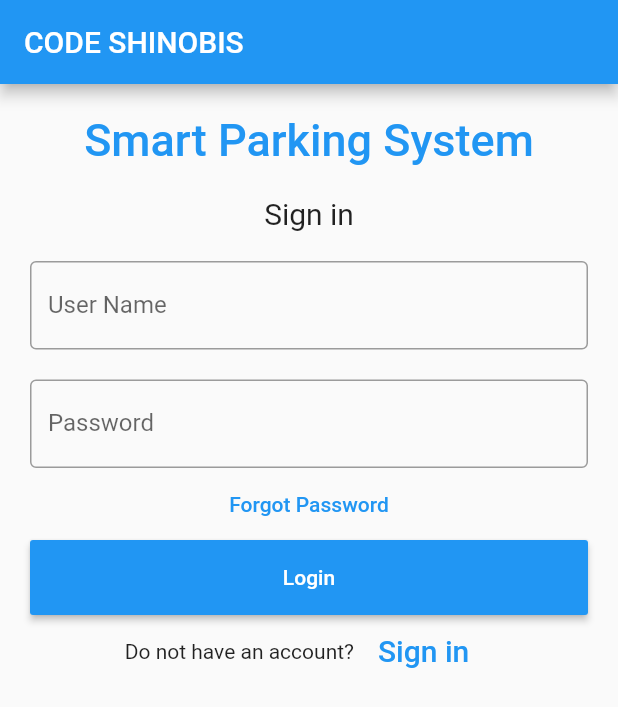
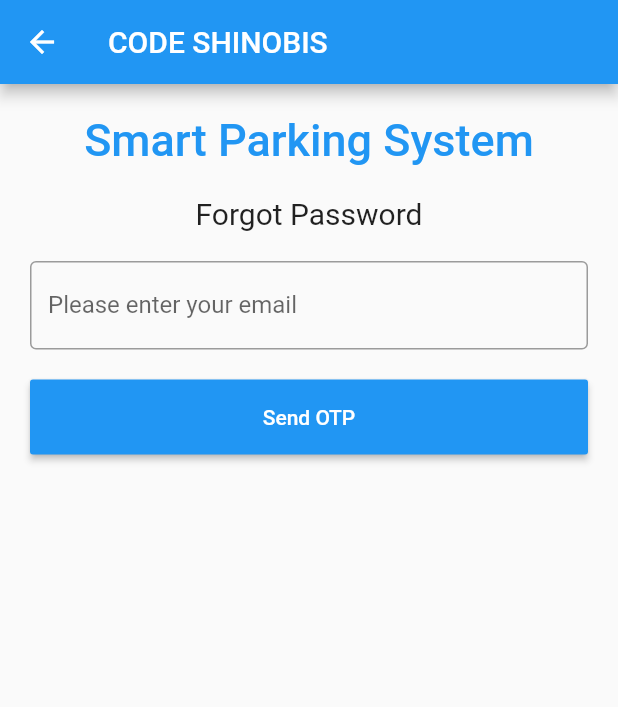
Before and after one commit to Code-Shinobis/Smart-Parking-App, a Flutter app: the screen it shows after launch, after a tap on "Forgot Password", on a phone screen of 412 x 824 dp. Shown: the top 707 px of the screen. Run offline on Flutter 3.47's test engine with Material 2 defaults, Android fonts, the phone set to English and light mode, and no system bars; our stand-ins replace fluttertoast, qr_flutter; missing offline and left inert: barcode_scan; network calls fail.

Commit message:
Added new Dart files
Added :
- Sign Up page
- Forgot Password page
- Methods to scan and generate QR code.

```diff
--- /dev/null
+++ b/login_page/lib/forgotPass.dart
@@ -0,0 +1,76 @@
+import 'package:flutter/material.dart';
+import 'package:login_page/homePage1.dart';
+import 'package:fluttertoast/fluttertoast.dart';
+
+class forgotPass extends StatefulWidget {
+  @override
+  forgotPassstate createState() => forgotPassstate();
+}
+
+class forgotPassstate extends State<forgotPass> {
+  TextEditingController emailController = TextEditingController();
+  @override
+  Widget build(BuildContext context) {
+    return Scaffold(
+        appBar: AppBar(
+          title: Text('CODE SHINOBIS'),
+        ),
+        body: Padding(
+            padding: EdgeInsets.all(10),
+            child: ListView(
+              children: <Widget>[
+                Container(
+                    alignment: Alignment.center,
+                    padding: EdgeInsets.all(10),
+                    child: Text(
+                      'Smart Parking System',
+                      style: TextStyle(
+                          color: Colors.blue,
+                          fontWeight: FontWeight.w500,
+                          fontSize: 30),
+                    )),
+                Container(
+                    alignment: Alignment.center,
+                    padding: EdgeInsets.all(10),
+                    child: Text(
+                      'Forgot Password',
+                      style: TextStyle(fontSize: 20),
+                    )),
+                Container(
+                  padding: EdgeInsets.all(10),
+                  child: TextField(
+                    controller: emailController,
+                    decoration: InputDecoration(
+                      border: OutlineInputBorder(),
+                      labelText: 'Please enter your email',
+                    ),
+                  ),
+                ),
+
+
+
+                Container(
+                    height: 70,
+                    padding: EdgeInsets.fromLTRB(10, 10, 10, 10),
+                    child: RaisedButton(
+                      textColor: Colors.white,
+                      color: Colors.blue,
+                      child: Text('Send OTP'),
+                      onPressed: () {
+                          Fluttertoast.showToast(
+                              msg: "OTP sent!",
+                              toastLength: Toast.LENGTH_LONG,
+                              gravity: ToastGravity.BOTTOM,
+                              timeInSecForIosWeb: 1,
+                              backgroundColor: Colors.blue,
+                              textColor: Colors.white,
+                              fontSize: 16.0
+                          );
+                        } //onPressed
+
+                    )),
+
+              ],
+            )));
+  }
+}
--- a/login_page/lib/main.dart
+++ b/login_page/lib/main.dart
@@ -1,5 +1,8 @@
 import 'package:flutter/material.dart';
 import 'package:login_page/homePage1.dart';
+import 'package:fluttertoast/fluttertoast.dart';
+import 'package:login_page/signup.dart';
+import 'package:login_page/forgotPass.dart';
 
 void main() {
   runApp(MaterialApp(
@@ -13,7 +16,7 @@ class MyApp extends StatefulWidget {
 }
 
 class _State extends State<MyApp> {
-  TextEditingController nameController = TextEditingController();
+  static TextEditingController loginController = TextEditingController();
   TextEditingController passwordController = TextEditingController();
 
   @override
@@ -46,10 +49,10 @@ class _State extends State<MyApp> {
                 Container(
                   padding: EdgeInsets.all(10),
                   child: TextField(
-                    controller: nameController,
+                    controller: loginController,
                     decoration: InputDecoration(
                       border: OutlineInputBorder(),
-                      labelText: 'User Name',
+                      labelText: 'User email',
                     ),
                   ),
                 ),
@@ -66,7 +69,8 @@ class _State extends State<MyApp> {
                 ),
                 FlatButton(
                   onPressed: (){
-                    //forgot password screen
+                    Navigator.push(context, MaterialPageRoute(builder: (context)=> forgotPass()),
+                    );
                   },
                   textColor: Colors.blue,
                   child: Text('Forgot Password'),
@@ -79,8 +83,31 @@ class _State extends State<MyApp> {
                       color: Colors.blue,
                       child: Text('Login'),
                       onPressed: () {
+                        if(loginController.text=='code'&& passwordController.text == 'shinobis')
+                          {
                         Navigator.push(context, MaterialPageRoute(builder: (context)=> homePage1()),
                         );
+                        Fluttertoast.showToast(
+                            msg: "Login successsful!",
+                            toastLength: Toast.LENGTH_LONG,
+                            gravity: ToastGravity.BOTTOM,
+                            timeInSecForIosWeb: 1,
+                            backgroundColor: Colors.blue,
+                            textColor: Colors.white,
+                            fontSize: 16.0
+                        );
+                          }
+                        else{
+                          Fluttertoast.showToast(
+                              msg: "Wrong username or password!",
+                              toastLength: Toast.LENGTH_LONG,
+                              gravity: ToastGravity.BOTTOM,
+                              timeInSecForIosWeb: 1,
+                              backgroundColor: Colors.blue,
+                              textColor: Colors.white,
+                              fontSize: 16.0
+                          );
+                        }
                       },
                     )),
                 Container(
@@ -90,11 +117,12 @@ class _State extends State<MyApp> {
                         FlatButton(
                           textColor: Colors.blue,
                           child: Text(
-                            'Sign in',
-                            style: TextStyle(fontSize: 20),
+                            'Sign Up',
+                            style: TextStyle(fontSize: 17),
                           ),
                           onPressed: () {
-                            //signup screen
+                            Navigator.push(context, MaterialPageRoute(builder: (context)=> signup()),
+                            );
                           },
                         )
                       ],
```
Also changed, not shown: login_page/lib/generate.dart (added, +80 -0 lines), login_page/lib/homePage1.dart (+6 -3 lines), login_page/lib/scan.dart (added, +74 -0 lines), login_page/lib/signup.dart (added, +128 -0 lines).
